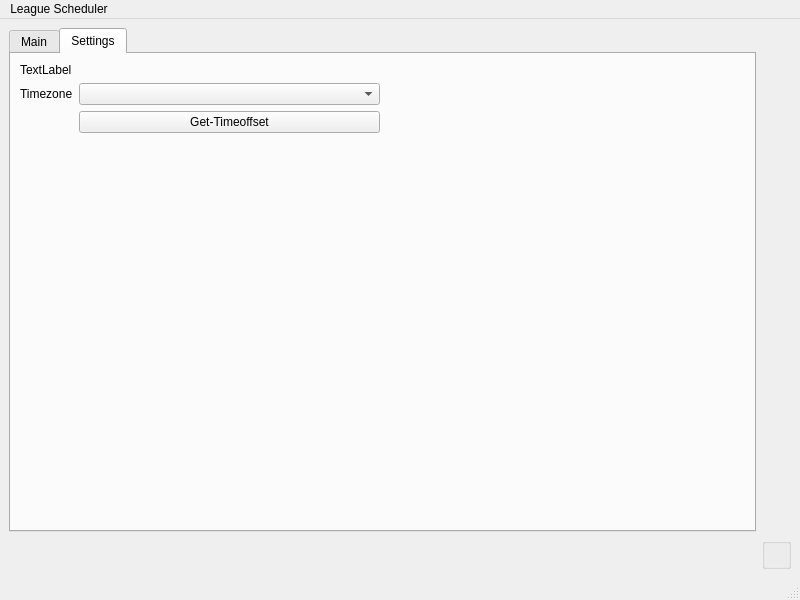
OneLazyAdmin/LeagueScheduler, file ui/mainwindow.ui: the form before one commit.
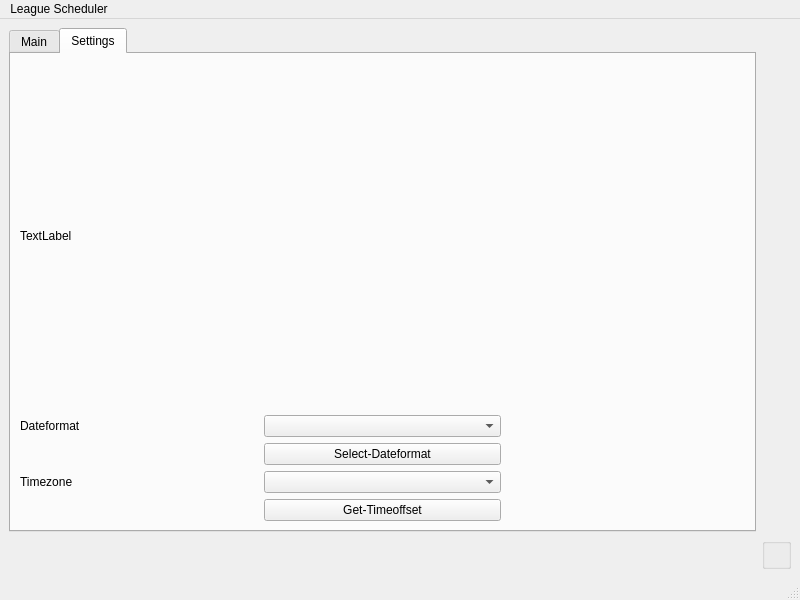
The form after the commit.

Commit message: A few corrections Settings-Tab is still WIP

The edit to the form file:
```diff
--- a/ui/mainwindow.ui
+++ b/ui/mainwindow.ui
@@ -146,7 +146,17 @@
         <string>Settings</string>
        </attribute>
        <layout class="QGridLayout" name="gridLayout_3">
-        <item row="0" column="1">
+        <item row="3" column="0">
+         <widget class="QLabel" name="timezone_title">
+          <property name="text">
+           <string>Timezone</string>
+          </property>
+         </widget>
+        </item>
+        <item row="3" column="1">
+         <widget class="QComboBox" name="timezone"/>
+        </item>
+        <item row="0" column="3">
          <widget class="QLabel" name="label">
           <property name="text">
            <string/>
@@ -157,8 +167,6 @@
          </widget>
         </item>
         <item row="0" column="0">
-         <layout class="QFormLayout" name="formLayout">
-          <item row="0" column="0">
            <widget class="QLabel" name="picture_label">
             <property name="text">
              <string>TextLabel</string>
@@ -168,24 +176,29 @@
             </property>
            </widget>
           </item>
-          <item row="1" column="0">
-           <widget class="QLabel" name="timezone_title">
-            <property name="text">
-             <string>Timezone</string>
-            </property>
-           </widget>
-          </item>
           <item row="1" column="1">
-           <widget class="QComboBox" name="timezone"/>
+         <widget class="QComboBox" name="timezone_2"/>
+        </item>
+        <item row="1" column="0">
+         <widget class="QLabel" name="label_2">
+          <property name="text">
+           <string>Dateformat</string>
+          </property>
+         </widget>
           </item>
           <item row="2" column="1">
+         <widget class="QPushButton" name="get_timeoffset_2">
+          <property name="text">
+           <string>Select-Dateformat</string>
+          </property>
+         </widget>
+        </item>
+        <item row="4" column="1">
            <widget class="QPushButton" name="get_timeoffset">
             <property name="text">
              <string>Get-Timeoffset</string>
             </property>
            </widget>
-          </item>
-         </layout>
         </item>
        </layout>
       </widget>
```
Lines whose indentation alone changed are shown as unchanged. The commit also changes 2 other files.
